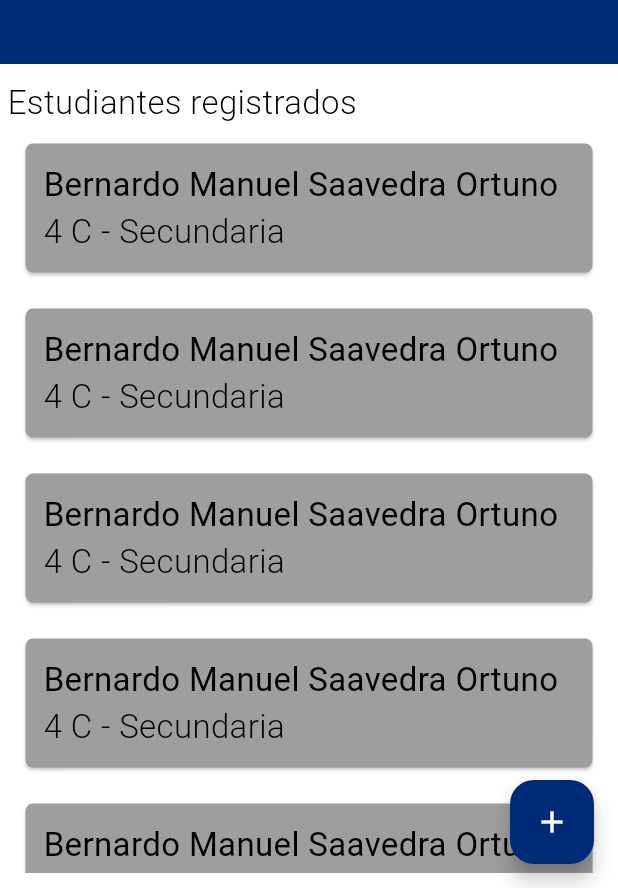
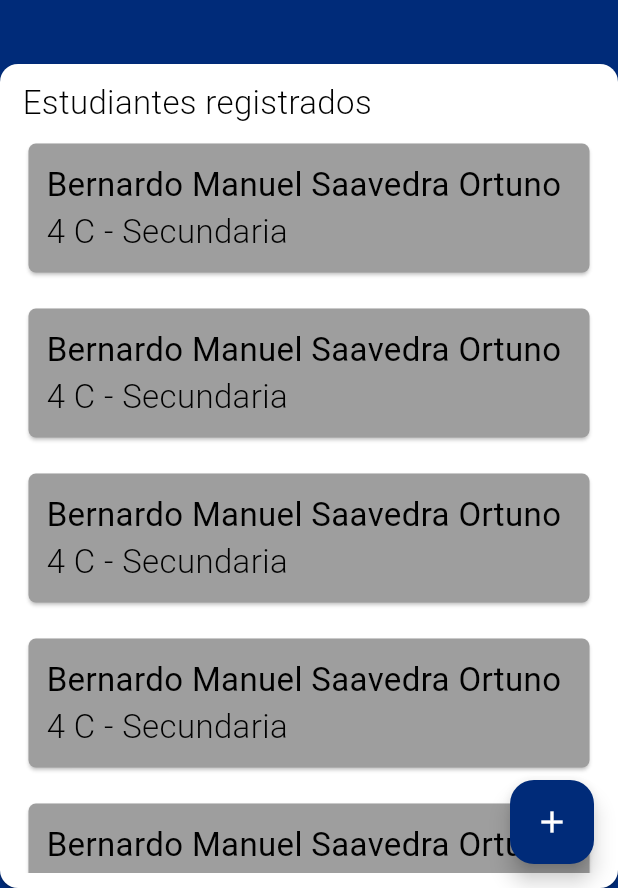
Before and after one commit to IOAN-I/school-parents, a Flutter app: the screen it shows after launch, on a phone screen of 412 x 824 dp, the part 348-1236 px from its top. Run offline on Flutter 3.47's test engine with Material 2 defaults, Android fonts, the phone set to English and light mode, and no system bars.

Commit message:
Add curves to the home body widget

```diff
--- a/lib/presentation/screens/login/home_screen.dart
+++ b/lib/presentation/screens/login/home_screen.dart
@@ -12,7 +12,7 @@ class LoginScreen extends StatelessWidget {
         body: Column(
           children: [
             _HomeHeader(colors: colors),
-            const _HomeBody(),
+            _HomeBody(colors: colors),
             ]),
         floatingActionButton: FloatingActionButton(onPressed: () {}, child: const Icon(Icons.add)),
       ),
@@ -23,14 +23,24 @@ class LoginScreen extends StatelessWidget {
 class _HomeBody extends StatelessWidget {
   const _HomeBody({
     super.key,
+    required this.colors,
   });
+
+  final ColorScheme colors;
 
   @override
   Widget build(BuildContext context) {
-    return const Expanded(
+    return Expanded(
       flex: 2,
-      child: Padding(
-        padding: EdgeInsets.symmetric(vertical: 10, horizontal: 5),
+      child: Container(
+        color: colors.primary,
+        child: Card(
+          margin: EdgeInsets.zero,
+          shape: RoundedRectangleBorder(
+            borderRadius: BorderRadius.circular(12),
+          ),
+          child: const Padding(
+            padding: EdgeInsets.symmetric(vertical: 10, horizontal: 15),
             child: Column(
               crossAxisAlignment: CrossAxisAlignment.start,
               children: [
@@ -42,6 +52,8 @@ class _HomeBody extends StatelessWidget {
                     child: _StudentList(),
                   )
               ],
+            ),
+          ),
         ),
       )
       );
@@ -61,7 +73,7 @@ class _StudentList extends StatelessWidget {
       itemCount: 10,
       itemBuilder: (context, index) {
       return const Padding(
-        padding: EdgeInsets.all(8.0),
+        padding: EdgeInsets.symmetric(vertical: 8.0),
         child: _StudentCard(),
       );
     },);
```
Lines whose indentation alone changed are shown as unchanged.
